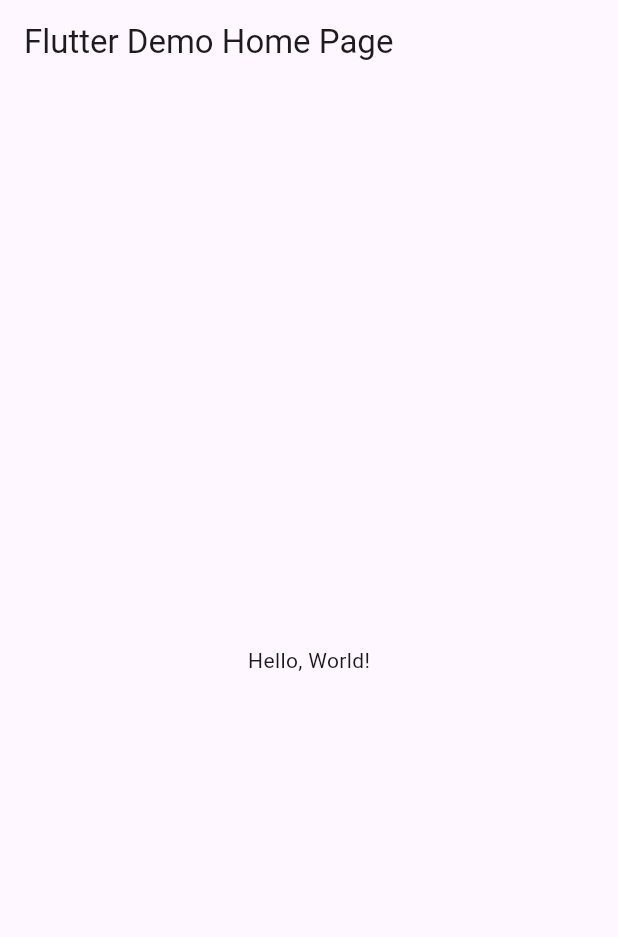
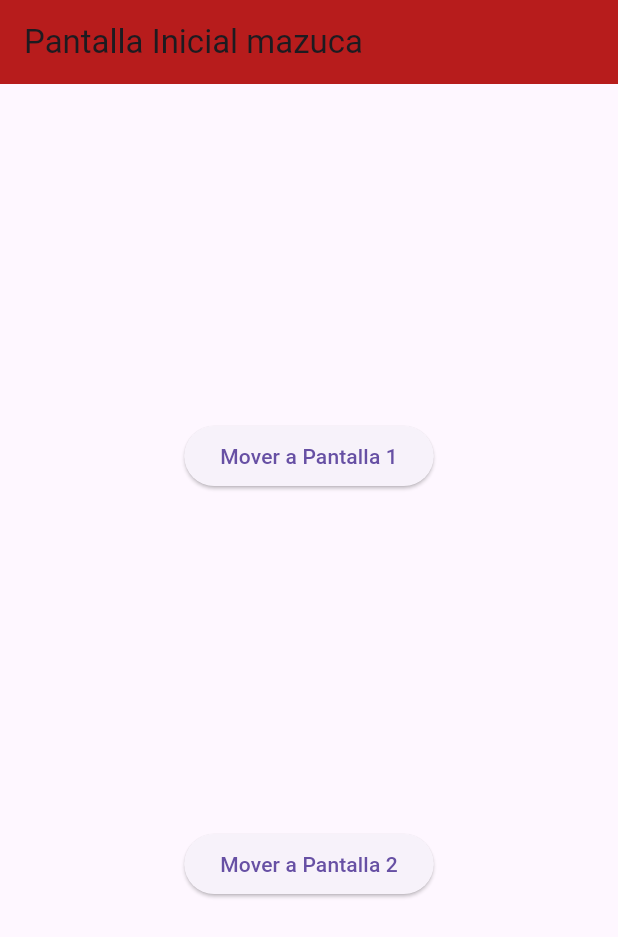
Before and after one commit to JonatanMVJ/ull_act3-0382, a Flutter app: the screen it shows after launch, on a phone screen of 412 x 824 dp. Shown: the top 937 px of the screen. Run offline on Flutter 3.47's test engine with Material 3 defaults, Android fonts, the phone set to English and light mode, and no system bars.

```diff
--- a/lib/main.dart
+++ b/lib/main.dart
@@ -1,43 +1,23 @@
 import 'package:flutter/material.dart';
+import 'package:mazuca0382/pantalla2_0382.dart';
+import 'package:mazuca0382/pantalla1_0382.dart';
+import 'package:mazuca0382/pantallainicial_0382.dart';
 
-void main() => runApp(MyApp());
+void main() => runApp(const Myapp0382());
 
-class MyApp extends StatelessWidget {
-  const MyApp({super.key});
-  // This widget is the root of your application.
+class Myapp0382 extends StatelessWidget {
+  const Myapp0382({Key? key}) : super(key: key);
+
   @override
   Widget build(BuildContext context) {
     return MaterialApp(
-      // Application name
-      title: 'Flutter Hello World',
-      // Application theme data, you can set the colors for the application as
-      // you want
-      theme: ThemeData(
-        // useMaterial3: true,
-        primarySwatch: Colors.blue,
-      ),
-      // A widget which will be started on application startup
-      home: MyHomePage(title: 'Flutter Demo Home Page'),
+      debugShowCheckedModeBanner: false,
+      initialRoute: "/",
+      routes: {
+        "/": (context) => const Pantallainicial_0382(),
+        "/Pantalla1_0382": (context) => const Pantalla1_0382(),
+        "/Pantalla2_0382": (context) => const Pantalla2_0382()
+      }, //fin rutas
     );
-  }
-}
-
-class MyHomePage extends StatelessWidget {
-  final String title;
-  const MyHomePage({super.key, required this.title});
-
-  @override
-  Widget build(BuildContext context) {
-    return Scaffold(
-      appBar: AppBar(
-        // The title text which will be shown on the action bar
-        title: Text(title),
-      ),
-      body: Center(
-        child: Text(
-          'Hello, World!',
-        ),
-      ),
-    );
-  }
-}
+  } //fin widget
+} //Fin Myapp0382
--- /dev/null
+++ b/lib/pantallainicial_0382.dart
@@ -0,0 +1,34 @@
+import 'package:flutter/material.dart';
+
+class Pantallainicial_0382 extends StatelessWidget {
+  const Pantallainicial_0382({Key? key}) : super(key: key);
+
+  @override
+  Widget build(BuildContext context) {
+    return Scaffold(
+      appBar: AppBar(
+        title: const Text("Pantalla Inicial mazuca"),
+        backgroundColor: Colors.red[900], // Cambio de color a rojo vino
+      ),
+      body: Center(
+        child: Column(
+          mainAxisAlignment: MainAxisAlignment.spaceEvenly,
+          children: [
+            ElevatedButton(
+              onPressed: () {
+                Navigator.pushNamed(context, "/Pantalla1_0382");
+              },
+              child: const Text("Mover a Pantalla 1"),
+            ),
+            ElevatedButton(
+              onPressed: () {
+                Navigator.pushNamed(context, "/Pantalla2_0382");
+              },
+              child: const Text("Mover a Pantalla 2"),
+            )
+          ],
+        ),
+      ),
+    );
+  } //fin del widget
+} //fin de la clase Pantallainicial_0382
```
Also changed, not shown: lib/pantalla1_0382.dart (added, +24 -0 lines), lib/pantalla2_0382.dart (added, +24 -0 lines).
